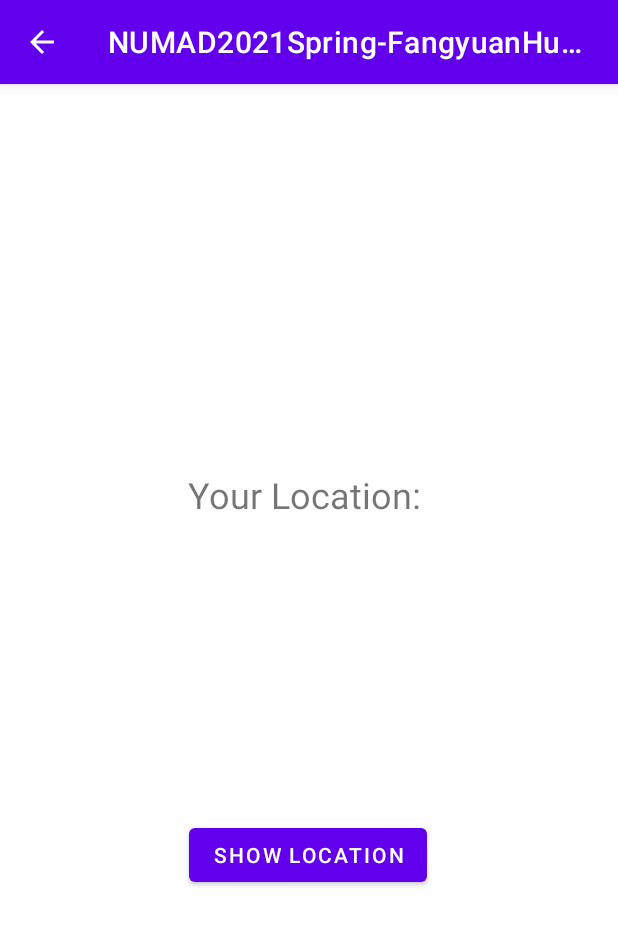
After one commit to tobyatgithub/cs5520MobileAppDesign, an Android app: the LocatorActivity screen opened directly, with no data from a screen before it, on a phone screen of 412 x 824 dp. The commit adds this screen. Shown: the top 925 px of the screen. Run offline under Robolectric (Android 15) with nearby library versions, the light colour scheme and no system bars.

Commit message:
seems working... not sure how to test the cases where permission is not granted.

```diff
--- /dev/null
+++ b/NUMAD2021Spring-FangyuanHuang/app/src/main/java/edu/neu/madcourse/numad2021spring_fangyuanhuang/LocatorActivity.java
@@ -0,0 +1,91 @@
+package edu.neu.madcourse.numad2021spring_fangyuanhuang;
+
+import android.Manifest;
+import android.content.Context;
+import android.content.DialogInterface;
+import android.content.Intent;
+import android.content.pm.PackageManager;
+import android.location.Location;
+import android.location.LocationManager;
+import android.os.Bundle;
+import android.provider.Settings;
+import android.view.View;
+import android.widget.Button;
+import android.widget.TextView;
+import android.widget.Toast;
+
+import androidx.appcompat.app.AlertDialog;
+import androidx.appcompat.app.AppCompatActivity;
+import androidx.core.app.ActivityCompat;
+
+public class LocatorActivity extends AppCompatActivity {
+    private static final int REQUEST_LOCATION = 1;
+    Button btnGetLocation;
+    TextView showLocation;
+    LocationManager locationManager;
+
+    @Override
+    protected void onCreate(Bundle savedInstanceState) {
+        super.onCreate(savedInstanceState);
+        setContentView(R.layout.activity_locator);
+
+        ActivityCompat.requestPermissions(this,
+                new String[] {Manifest.permission.ACCESS_FINE_LOCATION}, REQUEST_LOCATION);
+        showLocation = findViewById(R.id.locationText);
+        btnGetLocation = findViewById(R.id.btnGetLocation);
+        btnGetLocation.setOnClickListener(new View.OnClickListener() {
+            @Override
+            public void onClick(View v) {
+                locationManager = (LocationManager) getSystemService(Context.LOCATION_SERVICE);
+                if (!locationManager.isProviderEnabled(LocationManager.GPS_PROVIDER)) {
+                    OnGPS();
+                } else {
+                    getLocation();
+                }
+            }
+        });
+    }
+
+    private void getLocation() {
+        if (ActivityCompat.checkSelfPermission(this, Manifest.permission.ACCESS_FINE_LOCATION)
+                != PackageManager.PERMISSION_GRANTED
+                && ActivityCompat.checkSelfPermission(this, Manifest.permission.ACCESS_COARSE_LOCATION)
+                != PackageManager.PERMISSION_GRANTED) {
+            ActivityCompat.requestPermissions(
+                    this,
+                    new String[]{Manifest.permission.ACCESS_FINE_LOCATION},
+                    REQUEST_LOCATION);
+        }
+        else {
+            Location locationGPS = locationManager.getLastKnownLocation(LocationManager.GPS_PROVIDER);
+            if (locationGPS != null) {
+                String latitude = String.valueOf(locationGPS.getLatitude());
+                String longitude = String.valueOf(locationGPS.getLongitude());
+                showLocation.setText("Your Location: \nLatitude: " + latitude + "\nLongitude: " + longitude);
+            } else {
+                Toast.makeText(this, "Unable to find location.", Toast.LENGTH_LONG).show();
+            }
+        }
+    }
+
+    private void OnGPS() {
+        final AlertDialog.Builder builder = new AlertDialog.Builder(this);
+        builder.setMessage("Enable GPS")
+                .setCancelable(false)
+                .setPositiveButton("Yes", new DialogInterface.OnClickListener() {
+                    @Override
+                    public void onClick(DialogInterface dialog, int which) {
+                        startActivity(new Intent(Settings.ACTION_LOCATION_SOURCE_SETTINGS));
+                    }
+                })
+                .setNegativeButton("No", new DialogInterface.OnClickListener() {
+                    @Override
+                    public void onClick(DialogInterface dialog, int which) {
+                        dialog.cancel();
+                    }
+                });
+        final AlertDialog alertDialog = builder.create();
+        alertDialog.show();
+    }
+
+}
--- a/NUMAD2021Spring-FangyuanHuang/app/src/main/java/edu/neu/madcourse/numad2021spring_fangyuanhuang/MainActivity.java
+++ b/NUMAD2021Spring-FangyuanHuang/app/src/main/java/edu/neu/madcourse/numad2021spring_fangyuanhuang/MainActivity.java
@@ -37,4 +37,9 @@ public class MainActivity extends AppCompatActivity {
         Intent intent = new Intent(this, LinkCollector.class);
         startActivity(intent);
     }
+
+    public void goToLocator(View view) {
+        Intent intent = new Intent(this, LocatorActivity.class);
+        startActivity(intent);
+    }
 }
--- /dev/null
+++ b/NUMAD2021Spring-FangyuanHuang/app/src/main/res/layout/activity_locator.xml
@@ -0,0 +1,33 @@
+<?xml version="1.0" encoding="utf-8"?>
+<androidx.constraintlayout.widget.ConstraintLayout
+    xmlns:android="http://schemas.android.com/apk/res/android"
+    xmlns:app="http://schemas.android.com/apk/res-auto"
+    xmlns:tools="http://schemas.android.com/tools"
+    android:layout_width="match_parent"
+    android:layout_height="match_parent">
+
+    <TextView
+        android:id="@+id/locationText"
+        android:layout_width="wrap_content"
+        android:layout_height="wrap_content"
+        android:text="Your Location: "
+        android:textSize="24sp"
+        app:layout_constraintBottom_toBottomOf="parent"
+        app:layout_constraintEnd_toEndOf="parent"
+        app:layout_constraintStart_toStartOf="parent"
+        app:layout_constraintTop_toTopOf="parent"
+        app:layout_constraintVertical_bias="0.35" />
+
+    <Button
+        android:id="@+id/btnGetLocation"
+        android:layout_width="wrap_content"
+        android:layout_height="wrap_content"
+        android:layout_marginTop="200dp"
+        android:text="Show Location"
+        app:layout_constraintBottom_toBottomOf="parent"
+        app:layout_constraintEnd_toEndOf="parent"
+        app:layout_constraintHorizontal_bias="0.498"
+        app:layout_constraintStart_toStartOf="parent"
+        app:layout_constraintTop_toBottomOf="@+id/locationText"
+        app:layout_constraintVertical_bias="0.0" />
+</androidx.constraintlayout.widget.ConstraintLayout>
```
Also changed, not shown: NUMAD2021Spring-FangyuanHuang/app/src/main/AndroidManifest.xml (+11 -0 lines), NUMAD2021Spring-FangyuanHuang/app/src/main/res/layout/activity_main.xml (+19 -5 lines).
